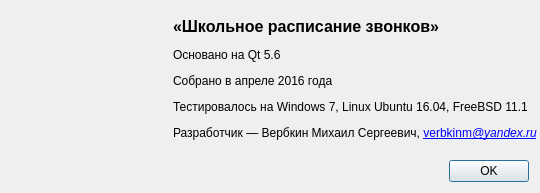
First picture: the form in aboutprogram.ui, repository verbkinm/bells, before the edit.
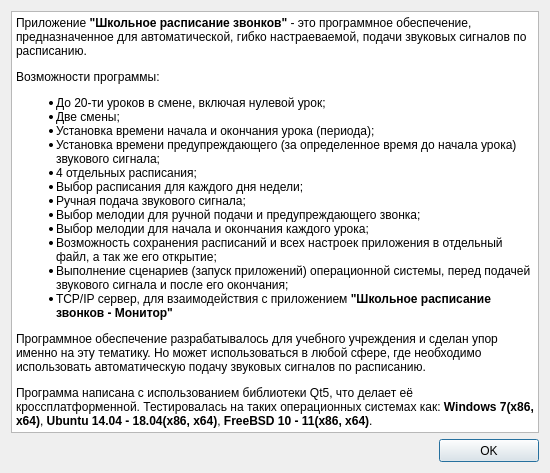
Second picture: the form after the edit. Icons and pictures are not drawn.

Commit message: непонятки с обновлением формы

What changed in the file:
```diff
--- a/aboutprogram.ui
+++ b/aboutprogram.ui
@@ -6,22 +6,10 @@
    <rect>
     <x>0</x>
     <y>0</y>
-    <width>540</width>
-    <height>193</height>
+    <width>550</width>
+    <height>473</height>
    </rect>
   </property>
-  <property name="minimumSize">
-   <size>
-    <width>540</width>
-    <height>193</height>
-   </size>
-  </property>
-  <property name="maximumSize">
-   <size>
-    <width>100000</width>
-    <height>100000</height>
-   </size>
-  </property>
   <property name="windowTitle">
    <string>О программе</string>
   </property>
@@ -32,22 +20,28 @@
   <property name="modal">
    <bool>true</bool>
   </property>
-  <layout class="QGridLayout" name="gridLayout_2">
-   <item row="0" column="1" colspan="2">
-    <spacer name="verticalSpacer_2">
-     <property name="orientation">
-      <enum>Qt::Vertical</enum>
+  <layout class="QGridLayout" name="gridLayout">
+   <item row="1" column="1">
+    <widget class="QPushButton" name="pushButton">
+     <property name="minimumSize">
+      <size>
+       <width>100</width>
+       <height>23</height>
+      </size>
      </property>
-     <property name="sizeHint" stdset="0">
+     <property name="maximumSize">
       <size>
-       <width>20</width>
-       <height>40</height>
+       <width>100</width>
+       <height>23</height>
       </size>
      </property>
-    </spacer>
+     <property name="text">
+      <string>OK</string>
+     </property>
+    </widget>
    </item>
-   <item row="1" column="3">
-    <spacer name="horizontalSpacer_2">
+   <item row="1" column="0">
+    <spacer name="horizontalSpacer">
      <property name="orientation">
       <enum>Qt::Horizontal</enum>
      </property>
@@ -59,85 +53,32 @@
      </property>
     </spacer>
    </item>
-   <item row="1" column="1" colspan="2">
-    <widget class="QLabel" name="label_2">
-     <property name="minimumSize">
-      <size>
-       <width>150</width>
-       <height>150</height>
-      </size>
+   <item row="0" column="0" colspan="2">
+    <widget class="QTextEdit" name="textEdit">
+     <property name="html">
+      <string>&lt;!DOCTYPE HTML PUBLIC &quot;-//W3C//DTD HTML 4.0//EN&quot; &quot;http://www.w3.org/TR/REC-html40/strict.dtd&quot;&gt;
+&lt;html&gt;&lt;head&gt;&lt;meta name=&quot;qrichtext&quot; content=&quot;1&quot; /&gt;&lt;style type=&quot;text/css&quot;&gt;
+p, li { white-space: pre-wrap; }
+&lt;/style&gt;&lt;/head&gt;&lt;body style=&quot; font-family:'Sans Serif'; font-size:9pt; font-weight:400; font-style:normal;&quot;&gt;
+&lt;p style=&quot; margin-top:12px; margin-bottom:12px; margin-left:0px; margin-right:0px; -qt-block-indent:0; text-indent:0px;&quot;&gt;Приложение &lt;span style=&quot; font-weight:600;&quot;&gt;&amp;quot;Школьное расписание звонков&amp;quot;&lt;/span&gt; - это программное обеспечение, предназначенное для автоматической, гибко настраеваемой, подачи звуковых сигналов по расписанию. &lt;/p&gt;
+&lt;p style=&quot; margin-top:12px; margin-bottom:12px; margin-left:0px; margin-right:0px; -qt-block-indent:0; text-indent:0px;&quot;&gt;Возможности программы: &lt;/p&gt;
+&lt;ul style=&quot;margin-top: 0px; margin-bottom: 0px; margin-left: 0px; margin-right: 0px; -qt-list-indent: 1;&quot;&gt;&lt;li style=&quot; margin-top:12px; margin-bottom:0px; margin-left:0px; margin-right:0px; -qt-block-indent:0; text-indent:0px;&quot;&gt;До 20-ти уроков в смене, включая нулевой урок; &lt;/li&gt;
+&lt;li style=&quot; margin-top:0px; margin-bottom:0px; margin-left:0px; margin-right:0px; -qt-block-indent:0; text-indent:0px;&quot;&gt;Две смены; &lt;/li&gt;
+&lt;li style=&quot; margin-top:0px; margin-bottom:0px; margin-left:0px; margin-right:0px; -qt-block-indent:0; text-indent:0px;&quot;&gt;Установка времени начала и окончания урока (периода); &lt;/li&gt;
+&lt;li style=&quot; margin-top:0px; margin-bottom:0px; margin-left:0px; margin-right:0px; -qt-block-indent:0; text-indent:0px;&quot;&gt;Установка времени предупреждающего (за определенное время до начала урока) звукового сигнала; &lt;/li&gt;
+&lt;li style=&quot; margin-top:0px; margin-bottom:0px; margin-left:0px; margin-right:0px; -qt-block-indent:0; text-indent:0px;&quot;&gt;4 отдельных расписания; &lt;/li&gt;
+&lt;li style=&quot; margin-top:0px; margin-bottom:0px; margin-left:0px; margin-right:0px; -qt-block-indent:0; text-indent:0px;&quot;&gt;Выбор расписания для каждого дня недели; &lt;/li&gt;
+&lt;li style=&quot; margin-top:0px; margin-bottom:0px; margin-left:0px; margin-right:0px; -qt-block-indent:0; text-indent:0px;&quot;&gt;Ручная подача звукового сигнала; &lt;/li&gt;
+&lt;li style=&quot; margin-top:0px; margin-bottom:0px; margin-left:0px; margin-right:0px; -qt-block-indent:0; text-indent:0px;&quot;&gt;Выбор мелодии для ручной подачи и предупреждающего звонка; &lt;/li&gt;
+&lt;li style=&quot; margin-top:0px; margin-bottom:0px; margin-left:0px; margin-right:0px; -qt-block-indent:0; text-indent:0px;&quot;&gt;Выбор мелодии для начала и окончания каждого урока; &lt;/li&gt;
+&lt;li style=&quot; margin-top:0px; margin-bottom:0px; margin-left:0px; margin-right:0px; -qt-block-indent:0; text-indent:0px;&quot;&gt;Возможность сохранения расписаний и всех настроек приложения в отдельный файл, а так же его открытие; &lt;/li&gt;
+&lt;li style=&quot; margin-top:0px; margin-bottom:0px; margin-left:0px; margin-right:0px; -qt-block-indent:0; text-indent:0px;&quot;&gt;Выполнение сценариев (запуск приложений) операционной системы, перед подачей звукового сигнала и после его окончания; &lt;/li&gt;
+&lt;li style=&quot; margin-top:0px; margin-bottom:12px; margin-left:0px; margin-right:0px; -qt-block-indent:0; text-indent:0px;&quot;&gt;TCP/IP сервер, для взаимодействия с приложением &lt;span style=&quot; font-weight:600;&quot;&gt;&amp;quot;Школьное расписание звонков - Монитор&amp;quot;&lt;/span&gt; &lt;/li&gt;&lt;/ul&gt;
+&lt;p style=&quot; margin-top:12px; margin-bottom:12px; margin-left:0px; margin-right:0px; -qt-block-indent:0; text-indent:0px;&quot;&gt;Программное обеспечение разрабатывалось для учебного учреждения и сделан упор именно на эту тематику. Но может использоваться в любой сфере, где необходимо использовать автоматическую подачу звуковых сигналов по расписанию. &lt;/p&gt;
+&lt;p style=&quot; margin-top:12px; margin-bottom:12px; margin-left:0px; margin-right:0px; -qt-block-indent:0; text-indent:0px;&quot;&gt;Программа написана с использованием библиотеки Qt5, что делает её кроссплатформенной. Тестировалась на таких операционных системах как: &lt;span style=&quot; font-weight:600;&quot;&gt;Windows 7(x86, x64)&lt;/span&gt;, &lt;span style=&quot; font-weight:600;&quot;&gt;Ubuntu 14.04 - 18.04(x86, x64)&lt;/span&gt;, &lt;span style=&quot; font-weight:600;&quot;&gt;FreeBSD 10 - 11(x86, x64)&lt;/span&gt;. &lt;/p&gt;&lt;/body&gt;&lt;/html&gt;</string>
      </property>
-     <property name="maximumSize">
-      <size>
-       <width>150</width>
-       <height>150</height>
-      </size>
-     </property>
-     <property name="text">
-      <string/>
-     </property>
-     <property name="pixmap">
-      <pixmap resource="img.qrc">:/img/lyceum.png</pixmap>
-     </property>
-     <property name="scaledContents">
-      <bool>true</bool>
-     </property>
-     <property name="alignment">
-      <set>Qt::AlignCenter</set>
-     </property>
     </widget>
    </item>
-   <item row="1" column="4">
-    <widget class="QLabel" name="label">
-     <property name="minimumSize">
-      <size>
-       <width>364</width>
-       <height>150</height>
-      </size>
-     </property>
-     <property name="text">
-      <string>&lt;html&gt;&lt;head/&gt;&lt;body&gt;&lt;p align=&quot;justify&quot;&gt;&lt;span style=&quot; font-size:12pt; font-weight:600;&quot;&gt;«Школьное расписание звонков»&lt;/span&gt;&lt;/p&gt;&lt;p align=&quot;justify&quot;&gt;&lt;span style=&quot; font-family:'Arial'; font-size:medium; color:#000000;&quot;&gt;Основано на Qt 5.6&lt;/span&gt;&lt;/p&gt;&lt;p align=&quot;justify&quot;&gt;&lt;span style=&quot; font-family:'Arial'; font-size:medium; color:#000000;&quot;&gt;Собрано в апреле 2016 года&lt;/span&gt;&lt;/p&gt;&lt;p align=&quot;justify&quot;&gt;&lt;span style=&quot; font-family:'Arial'; font-size:medium; color:#000000;&quot;&gt;Тестировалось на Windows 7, Linux Ubuntu 16.04, FreeBSD 11.1&lt;/span&gt;&lt;/p&gt;&lt;p align=&quot;justify&quot;&gt;&lt;span style=&quot; font-family:'Arial'; font-size:medium; color:#000000;&quot;&gt;Разработчик — Вербкин Михаил Сергеевич, &lt;/span&gt;&lt;a href=&quot;mailto:verbkinm@yandex.ru&quot;&gt;&lt;span style=&quot; font-family:'Arial'; font-size:medium; text-decoration: underline; color:#0000ff;&quot;&gt;verbkinm&lt;/span&gt;&lt;/a&gt;&lt;a href=&quot;mailto:verbkinm@yandex.ru&quot;&gt;&lt;span style=&quot; font-family:'Arial'; font-size:medium; font-style:italic; text-decoration: underline; color:#0000ff;&quot;&gt;@yandex.ru&lt;/span&gt;&lt;/a&gt;&lt;br/&gt;&lt;/p&gt;&lt;/body&gt;&lt;/html&gt;</string>
-     </property>
-     <property name="textFormat">
-      <enum>Qt::AutoText</enum>
-     </property>
-     <property name="scaledContents">
-      <bool>false</bool>
-     </property>
-     <property name="alignment">
-      <set>Qt::AlignCenter</set>
-     </property>
-     <property name="wordWrap">
-      <bool>false</bool>
-     </property>
-     <property name="textInteractionFlags">
-      <set>Qt::NoTextInteraction</set>
-     </property>
-    </widget>
-   </item>
-   <item row="3" column="3" colspan="3">
-    <widget class="QDialogButtonBox" name="buttonBox">
-     <property name="orientation">
-      <enum>Qt::Horizontal</enum>
-     </property>
-     <property name="standardButtons">
-      <set>QDialogButtonBox::Ok</set>
-     </property>
-    </widget>
-   </item>
-   <item row="2" column="1" rowspan="2" colspan="2">
-    <spacer name="verticalSpacer">
-     <property name="orientation">
-      <enum>Qt::Vertical</enum>
-     </property>
-     <property name="sizeHint" stdset="0">
-      <size>
-       <width>20</width>
-       <height>40</height>
-      </size>
-     </property>
-    </spacer>
-   </item>
   </layout>
  </widget>
  <resources>
```
Left out of the diff: 38 changed lines with no effect on the pictures. The commit also changes 7 other files.
